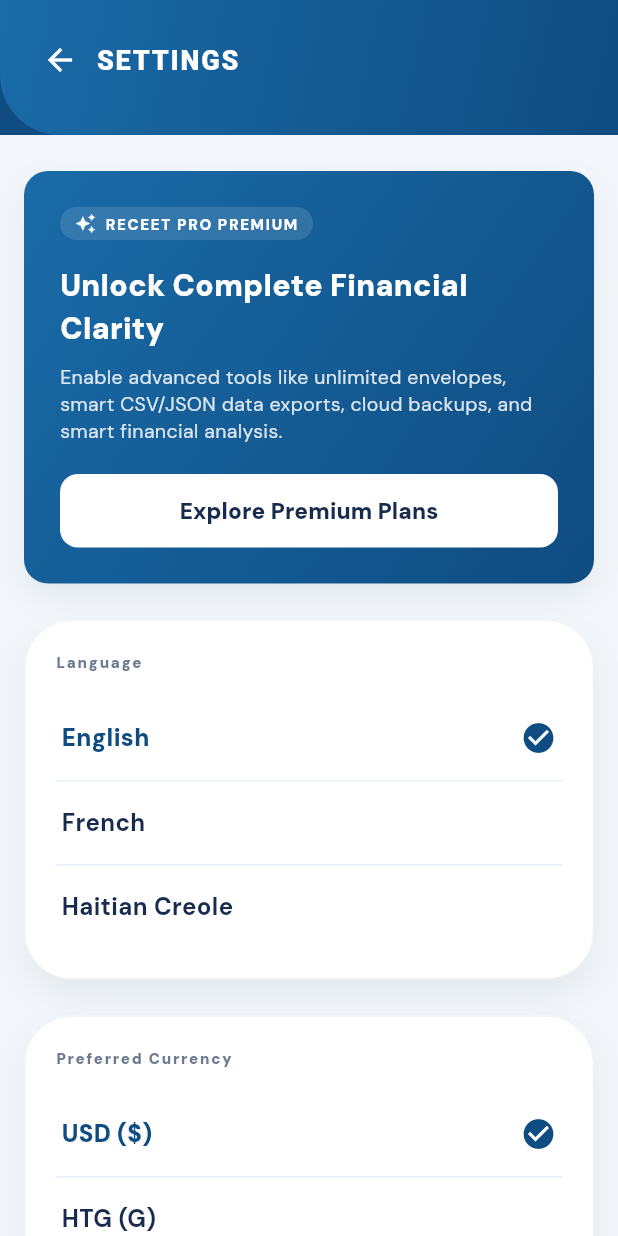
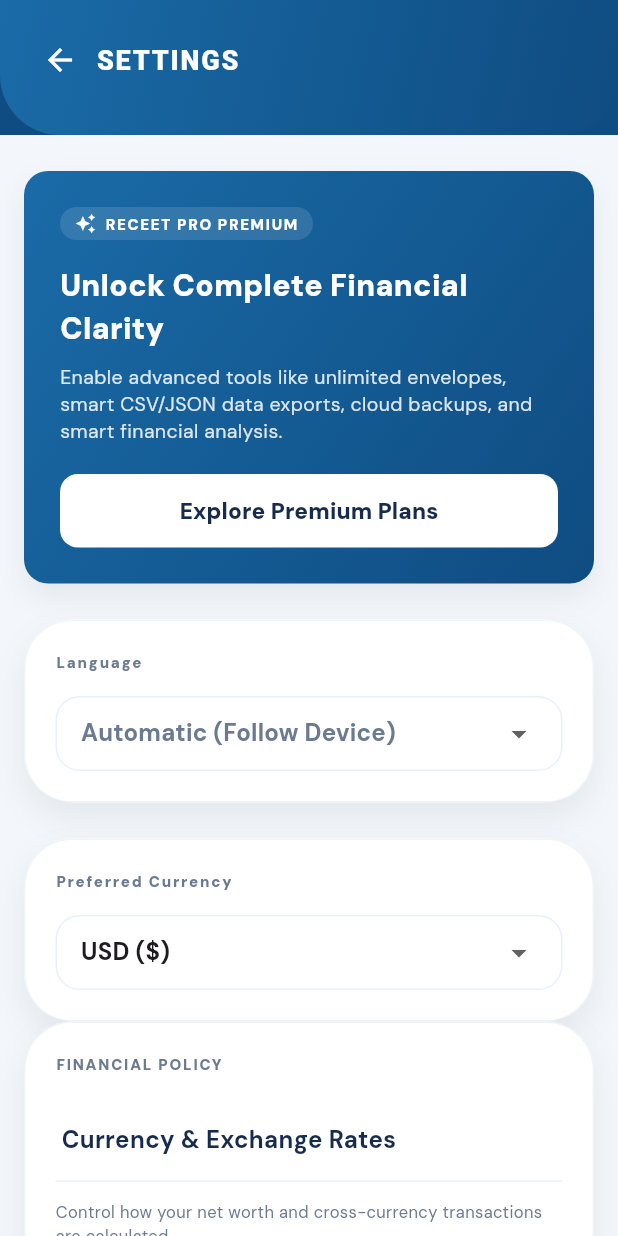
Before and after one commit to stfleurs/spendly, a Flutter app: the SettingsScreen screen opened directly, on a phone screen of 412 x 824 dp. Run offline on Flutter 3.47's test engine with Material 3 defaults, Android fonts, the phone set to English and light mode, and no system bars; our stand-ins replace cloud_firestore, csv, device_info_plus, file_picker, firebase_analytics, firebase_auth and 14 more; missing offline and left inert: firebase_performance, google_mlkit_text_recognition, pdfx, purchases_flutter, purchases_ui_flutter, read_pdf_text and 1 more; accounts and stored records are empty; network calls fail.

Commit message:
feat(settings): convert language and currency to dropdowns, add auto-detect device locale
- Replace radio-style tiles with DropdownButton widgets for language and currency
  in the settings screen, matching the existing onboarding screen style
- Add LocaleState wrapper to localeProvider that tracks whether user has set a
  custom preference or is using device default
- Implement auto-detection of device language on first launch using
  PlatformDispatcher.instance.locale when no saved preference exists
- Add "Automatic (Follow Device)" option in language dropdown that resets to
  device locale and clears the saved preference
- Update main.dart and onboarding_screen.dart to work with new LocaleState type

This enables users to have the app automatically match their phone's language
settings, while still allowing manual overrides through the settings dropdown.

Co-authored-by: CommandCodeBot <noreply@commandcode.ai>

```diff
--- a/lib/features/auth/view/onboarding_screen.dart
+++ b/lib/features/auth/view/onboarding_screen.dart
@@ -291,7 +291,7 @@
               Expanded(
                 child: _buildChoiceChip(
                   label: "ENGLISH",
-                  isSelected: currentLocale.languageCode == 'en',
+                  isSelected: currentLocale.locale.languageCode == 'en',
                   onTap: () => ref.read(localeProvider.notifier).setLocale(const Locale('en')),
                 ),
               ),
@@ -299,7 +299,7 @@
               Expanded(
                 child: _buildChoiceChip(
                   label: "FRANCAIS",
-                  isSelected: currentLocale.languageCode == 'fr',
+                  isSelected: currentLocale.locale.languageCode == 'fr',
                   onTap: () => ref.read(localeProvider.notifier).setLocale(const Locale('fr')),
                 ),
               ),
@@ -307,7 +307,7 @@
               Expanded(
                 child: _buildChoiceChip(
                   label: "KREYOL",
-                  isSelected: currentLocale.languageCode == 'ht',
+                  isSelected: currentLocale.locale.languageCode == 'ht',
                   onTap: () => ref.read(localeProvider.notifier).setLocale(const Locale('ht')),
                 ),
               ),
--- a/lib/features/settings/view/settings_screen.dart
+++ b/lib/features/settings/view/settings_screen.dart
@@ -56,25 +56,49 @@
                       children: [
                         _buildSectionHeader(l10n.language),
                         const SizedBox(height: 16),
-                        _buildSettingTile(
-                          context,
-                          title: l10n.english,
-                          isSelected: currentLocale.languageCode == 'en',
-                          onTap: () => ref.read(localeProvider.notifier).setLocale(const Locale('en')),
-                        ),
-                        _buildDivider(),
-                        _buildSettingTile(
-                          context,
-                          title: l10n.french,
-                          isSelected: currentLocale.languageCode == 'fr',
-                          onTap: () => ref.read(localeProvider.notifier).setLocale(const Locale('fr')),
-                        ),
-                        _buildDivider(),
-                        _buildSettingTile(
-                          context,
-                          title: l10n.haitianCreole,
-                          isSelected: currentLocale.languageCode == 'ht',
-                          onTap: () => ref.read(localeProvider.notifier).setLocale(const Locale('ht')),
+                        Container(
+                          padding: const EdgeInsets.symmetric(horizontal: 16),
+                          decoration: BoxDecoration(
+                            color: Colors.white,
+                            borderRadius: BorderRadius.circular(16),
+                            border: Border.all(color: AppColors.primaryLight),
+                          ),
+                          child: DropdownButtonHideUnderline(
+                            child: DropdownButton<String?>(
+                              value: currentLocale.isDeviceDefault ? null : currentLocale.locale.languageCode,
+                              isExpanded: true,
+                              hint: Text(
+                                'Automatic',
+                                style: const TextStyle(fontWeight: FontWeight.bold, color: AppColors.textDark),
+                              ),
+                              items: [
+                                const DropdownMenuItem(
+                                  value: null,
+                                  child: Text('Automatic (Follow Device)',
+                                      style: TextStyle(fontWeight: FontWeight.bold, color: AppColors.textLight)),
+                                ),
+                                DropdownMenuItem(
+                                  value: 'en',
+                                  child: Text(l10n.english, style: const TextStyle(fontWeight: FontWeight.bold)),
+                                ),
+                                DropdownMenuItem(
+                                  value: 'fr',
+                                  child: Text(l10n.french, style: const TextStyle(fontWeight: FontWeight.bold)),
+                                ),
+                                DropdownMenuItem(
+                                  value: 'ht',
+                                  child: Text(l10n.haitianCreole, style: const TextStyle(fontWeight: FontWeight.bold)),
+                                ),
+                              ],
+                              onChanged: (val) {
+                                if (val == null) {
+                                  ref.read(localeProvider.notifier).resetToDeviceLocale();
+                                } else {
+                                  ref.read(localeProvider.notifier).setLocale(Locale(val));
+                                }
+                              },
+                            ),
+                          ),
                         ),
                       ],
                     ),
@@ -89,32 +113,30 @@
                       children: [
                         _buildSectionHeader(l10n.preferredCurrency),
                         const SizedBox(height: 16),
-                        _buildSettingTile(
-                          context,
-                          title: 'USD (\$)',
-                          isSelected: currentCurrency == 'USD',
-                          onTap: () => ref.read(currencyProvider.notifier).setCurrency('USD'),
-                        ),
-                        _buildDivider(),
-                        _buildSettingTile(
-                          context,
-                          title: 'HTG (G)',
-                          isSelected: currentCurrency == 'HTG',
-                          onTap: () => ref.read(currencyProvider.notifier).setCurrency('HTG'),
-                        ),
-                        _buildDivider(),
-                        _buildSettingTile(
-                          context,
-                          title: 'EUR (€)',
-                          isSelected: currentCurrency == 'EUR',
-                          onTap: () => ref.read(currencyProvider.notifier).setCurrency('EUR'),
-                        ),
-                        _buildDivider(),
-                        _buildSettingTile(
-                          context,
-                          title: 'CAD (\$)',
-                          isSelected: currentCurrency == 'CAD',
-                          onTap: () => ref.read(currencyProvider.notifier).setCurrency('CAD'),
+                        Container(
+                          padding: const EdgeInsets.symmetric(horizontal: 16),
+                          decoration: BoxDecoration(
+                            color: Colors.white,
+                            borderRadius: BorderRadius.circular(16),
+                            border: Border.all(color: AppColors.primaryLight),
+                          ),
+                          child: DropdownButtonHideUnderline(
+                            child: DropdownButton<String>(
+                              value: currentCurrency,
+                              isExpanded: true,
+                              items: const [
+                                DropdownMenuItem(value: 'USD', child: Text('USD (\$)', style: TextStyle(fontWeight: FontWeight.bold))),
+                                DropdownMenuItem(value: 'HTG', child: Text('HTG (G)', style: TextStyle(fontWeight: FontWeight.bold))),
+                                DropdownMenuItem(value: 'EUR', child: Text('EUR (€)', style: TextStyle(fontWeight: FontWeight.bold))),
+                                DropdownMenuItem(value: 'CAD', child: Text('CAD (\$)', style: TextStyle(fontWeight: FontWeight.bold))),
+                              ],
+                              onChanged: (val) {
+                                if (val != null) {
+                                  ref.read(currencyProvider.notifier).setCurrency(val);
+                                }
+                              },
+                            ),
+                          ),
                         ),
                       ],
                     ),
--- a/lib/main.dart
+++ b/lib/main.dart
@@ -103,7 +103,8 @@
       }
     });
 
-    final locale = ref.watch(localeProvider);
+    final localeState = ref.watch(localeProvider);
+    final locale = localeState.locale;
     final observers = ref.watch(navigatorObserversProvider);
 
     return MaterialApp(
```
Also changed, not shown: lib/core/providers/locale_provider.dart (+32 -6 lines).
